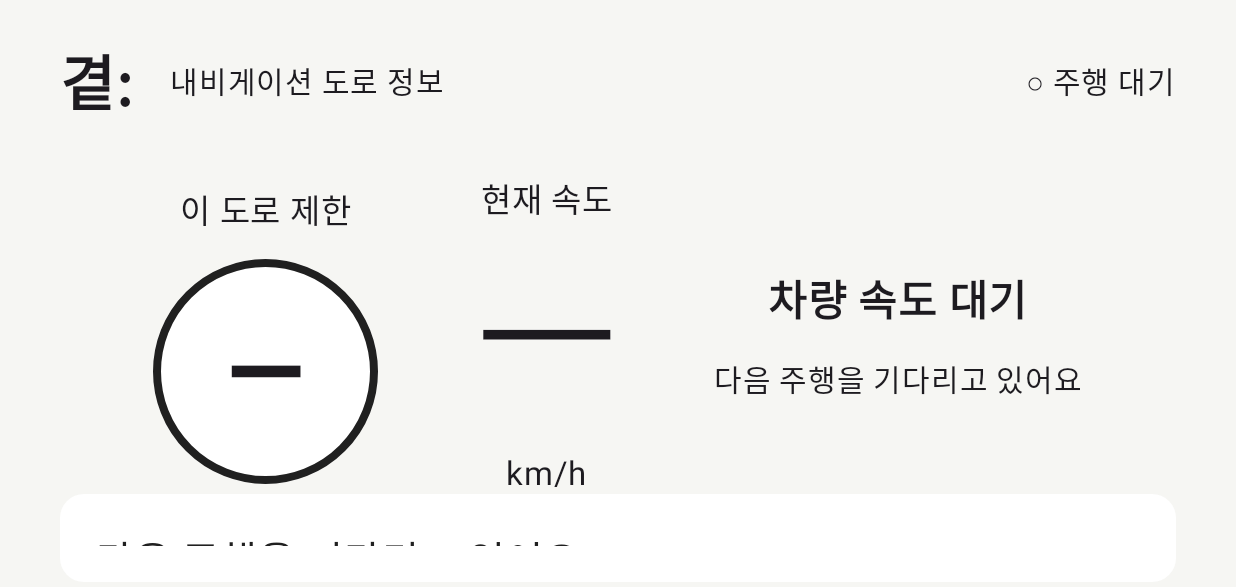
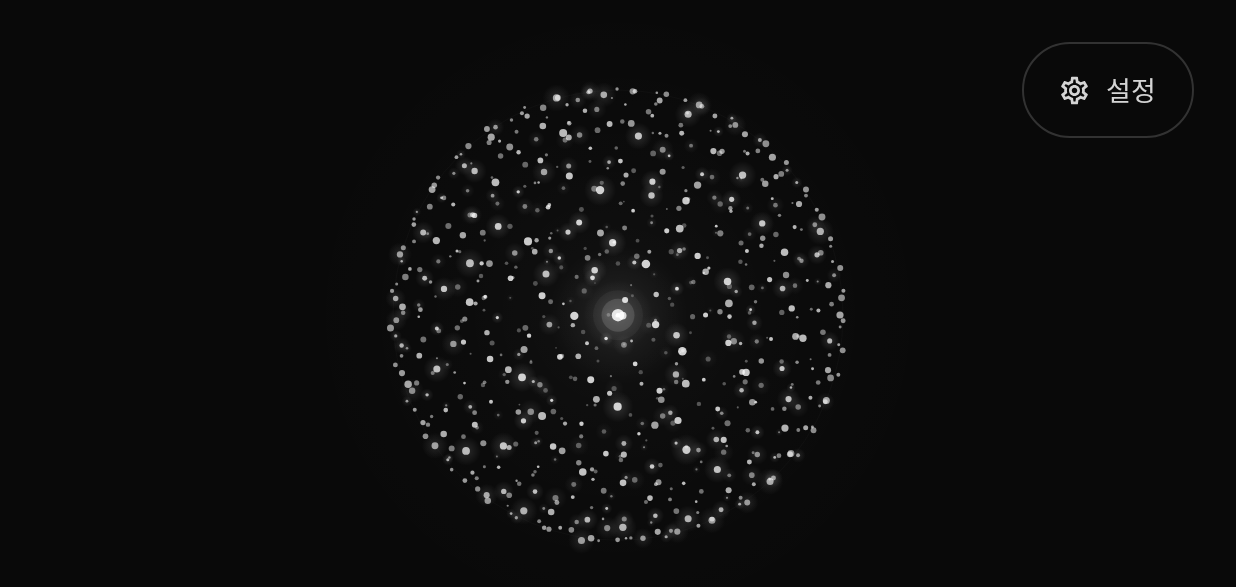
Before and after one commit to Hyundaiam/undefined, an Android app built with Jetpack Compose: the screen it shows after launch (DriveActivity), on a phone screen of 824 x 412 dp (held sideways). Shown: the top 587 px of the screen. Run offline under Robolectric (Android 15) with nearby library versions, the phone set to English and light mode, and no system bars; our stand-ins replace Room's generated code.

Commit message:
Replace driving dashboard with speech-reactive monochrome companion

```diff
--- a/app/build.gradle.kts
+++ b/app/build.gradle.kts
@@ -10,8 +10,8 @@ android {
         applicationId = "io.hyundaiam.gyeot"
         minSdk = 28
         targetSdk = 34
-        versionCode = 5
-        versionName = "0.4.0"
+        versionCode = 6
+        versionName = "0.5.0"
         testInstrumentationRunner = "androidx.test.runner.AndroidJUnitRunner"
     }
     buildTypes {
--- a/app/src/main/AndroidManifest.xml
+++ b/app/src/main/AndroidManifest.xml
@@ -16,6 +16,9 @@
     <application android:name=".GyeotApplication" android:label="곁" android:icon="@drawable/ic_gyeot" android:allowBackup="false" android:supportsRtl="true" android:theme="@style/Theme.Gyeot" android:usesCleartextTraffic="false">
         <uses-library android:name="android.car" android:required="false" />
         <activity android:name=".MainActivity" android:exported="true" android:screenOrientation="sensorLandscape">
+            <meta-data android:name="distractionOptimized" android:value="false" />
+        </activity>
+        <activity android:name=".VoiceSettingsActivity" android:exported="false" android:screenOrientation="sensorLandscape">
             <meta-data android:name="distractionOptimized" android:value="false" />
         </activity>
         <activity android:name=".DriveActivity" android:exported="true" android:screenOrientation="sensorLandscape" android:launchMode="singleTask">
--- a/app/src/main/java/io/hyundaiam/gyeot/DriveActivity.kt
+++ b/app/src/main/java/io/hyundaiam/gyeot/DriveActivity.kt
@@ -1,124 +1,125 @@
 package io.hyundaiam.gyeot
 
+import android.Manifest
 import android.content.Intent
 import android.content.pm.PackageManager
 import android.os.Bundle
+import android.os.Build
 import androidx.activity.ComponentActivity
+import androidx.activity.addCallback
 import androidx.activity.compose.setContent
-import androidx.activity.addCallback
+import androidx.activity.result.contract.ActivityResultContracts
 import androidx.compose.foundation.BorderStroke
 import androidx.compose.foundation.layout.*
 import androidx.compose.foundation.shape.RoundedCornerShape
+import androidx.compose.material.icons.Icons
+import androidx.compose.material.icons.outlined.Settings
 import androidx.compose.material3.*
 import androidx.compose.runtime.*
 import androidx.compose.ui.Alignment
 import androidx.compose.ui.Modifier
 import androidx.compose.ui.graphics.Color
-import androidx.compose.ui.text.font.FontWeight
+import androidx.compose.ui.semantics.semantics
+import androidx.compose.ui.semantics.stateDescription
 import androidx.compose.ui.unit.dp
 import androidx.compose.ui.unit.sp
 import androidx.core.content.ContextCompat
 import androidx.lifecycle.compose.collectAsStateWithLifecycle
 import androidx.lifecycle.lifecycleScope
-import io.hyundaiam.gyeot.core.*
+import io.hyundaiam.gyeot.core.SignalSource
 import kotlinx.coroutines.flow.first
 import kotlinx.coroutines.launch
-import kotlin.math.roundToInt
 
-/** Glanceable Pleos driving view. Profile, files and configuration stay in MainActivity. */
+/** The companion stays on screen while all driving interaction happens in the simulator. */
 class DriveActivity : ComponentActivity() {
     private val app get() = application as GyeotApplication
+    private val permissions = registerForActivityResult(ActivityResultContracts.RequestMultiplePermissions()) {
+        lifecycleScope.launch {
+            val prefs = app.settings.flow.first()
+            if (prefs.source in setOf(SignalSource.PLEOS, SignalSource.EMULATOR) && !speedPermission()) {
+                app.monitor.value = MonitorUi(status = "속도 권한을 허용하면 차량을 살펴볼 수 있어요")
+            } else startCurrentTrip(requestPermissions = false)
+        }
+    }
     override fun onCreate(savedInstanceState: Bundle?) {
         super.onCreate(savedInstanceState)
+        window.statusBarColor = android.graphics.Color.BLACK
+        window.navigationBarColor = android.graphics.Color.BLACK
         onBackPressedDispatcher.addCallback(this) {
             if (!app.ux.state.value.known || app.ux.state.value.restricted) moveTaskToBack(true) else finish()
         }
-        handleTestIntent(intent)
-        setContent { DrivingView(this, app) }
+        prepareCompanion(intent)
+        setContent { CompanionView(this, app) }
     }
-    override fun onNewIntent(intent: Intent) { super.onNewIntent(intent); setIntent(intent); handleTestIntent(intent) }
-    private fun handleTestIntent(intent: Intent) {
-        val web = intent.getBooleanExtra("webSimulator", false)
-        if ((!intent.getBooleanExtra("speedTest", false) && !web) || !TestEnvironment.available) return
+    override fun onNewIntent(intent: Intent) { super.onNewIntent(intent); setIntent(intent); prepareCompanion(intent) }
+
+    private fun prepareCompanion(intent: Intent) {
         lifecycleScope.launch {
             app.ready.await()
             if (app.monitor.value.running) return@launch
-            if(web) { app.settings.web(true); app.settings.praise(true) } else app.settings.testRoad(60)
-            app.settings.voice(true)
+            if (TestEnvironment.available) {
+                when {
+                    intent.getBooleanExtra("webSimulator", false) -> { app.settings.web(true); app.settings.praise(true); app.settings.voice(true) }
+                    intent.getBooleanExtra("speedTest", false) -> { app.settings.testRoad(60); app.settings.voice(true) }
+                }
+            }
             startCurrentTrip()
         }
     }
-    fun startCurrentTrip() {
+
+    private fun speedPermission() = ContextCompat.checkSelfPermission(this, "android.car.permission.CAR_SPEED") == PackageManager.PERMISSION_GRANTED
+
+    fun startCurrentTrip(requestPermissions: Boolean = true) {
         lifecycleScope.launch {
             app.ready.await()
+            if (app.monitor.value.running) return@launch
             val prefs = app.settings.flow.first()
-            if (prefs.source in setOf(SignalSource.PLEOS, SignalSource.EMULATOR) && ContextCompat.checkSelfPermission(this@DriveActivity, "android.car.permission.CAR_SPEED") != PackageManager.PERMISSION_GRANTED) {
-                app.monitor.value = MonitorUi(status = "정차 후 설정에서 속도 권한을 허용해 주세요")
-                return@launch
+            val required = buildList {
+                if (prefs.source in setOf(SignalSource.PLEOS, SignalSource.EMULATOR) && !speedPermission()) add("android.car.permission.CAR_SPEED")
+                if (Build.VERSION.SDK_INT >= 33 && ContextCompat.checkSelfPermission(this@DriveActivity, Manifest.permission.POST_NOTIFICATIONS) != PackageManager.PERMISSION_GRANTED) add(Manifest.permission.POST_NOTIFICATIONS)
             }
-            ContextCompat.startForegroundService(this@DriveActivity, Intent(this@DriveActivity, DrivingService::class.java).setAction(DrivingService.START).putExtra("driver", prefs.driverId).putExtra("demo", prefs.demo).putExtra("testLimit", prefs.testRoadLimit).putExtra("webSimulator", prefs.web))
+            if (requestPermissions && required.isNotEmpty()) { permissions.launch(required.toTypedArray()); return@launch }
+            ContextCompat.startForegroundService(this@DriveActivity, Intent(this@DriveActivity, DrivingService::class.java).setAction(DrivingService.START)
+                .putExtra("driver", prefs.driverId).putExtra("demo", prefs.demo).putExtra("testLimit", prefs.testRoadLimit).putExtra("webSimulator", prefs.web))
         }
     }
 }
 
 @Composable
-private fun DrivingView(activity: DriveActivity, app: GyeotApplication) {
-    val monitor by app.monitor.collectAsStateWithLifecycle()
+private fun CompanionView(activity: DriveActivity, app: GyeotApplication) {
+    val voice by app.voicePlayer.state.collectAsStateWithLifecycle()
+    val amplitude by app.voicePlayer.amplitude.collectAsStateWithLifecycle()
     val prefs by app.settings.flow.collectAsStateWithLifecycle(Preferences())
     val ux by app.ux.state.collectAsStateWithLifecycle()
-    val voice by app.voicePlayer.state.collectAsStateWithLifecycle()
-    val voiceMessage by app.voicePlayer.message.collectAsStateWithLifecycle()
-    val scope = rememberCoroutineScope()
-    val speed = SpeedAssessment.from(monitor.frame.takeIf { monitor.running }, System.currentTimeMillis())
-    val over = speed.state == SpeedState.OVER_LIMIT
-    fun concise(text: String) = text.take(if (ux.restricted) ux.maxText.coerceAtMost(60) else 100)
-    val paper = Color(0xFFF6F6F3)
-    val ink = Color(0xFF202020)
-    MaterialTheme(colorScheme = lightColorScheme(primary = ink, onPrimary = Color.White, background = paper)) {
-        Surface(Modifier.fillMaxSize(), color = paper) {
-            Column(Modifier.fillMaxSize().padding(horizontal = 40.dp, vertical = 24.dp), verticalArrangement = Arrangement.spacedBy(16.dp)) {
-                Row(Modifier.fillMaxWidth(), verticalAlignment = Alignment.CenterVertically) {
-                    Text("곁:", fontSize = 40.sp, fontWeight = FontWeight.Bold)
-                    Spacer(Modifier.width(24.dp))
-                    Text(concise(if(monitor.source == SignalSource.WEB_SIM || prefs.source == SignalSource.WEB_SIM) "웹 가상주행 · 차량 조건을 확인하고 있어요" else if (monitor.source == SignalSource.EMULATOR || prefs.source == SignalSource.EMULATOR) "에뮬레이터 시험도로 · 제한 ${prefs.testRoadLimit}" else if (prefs.demo) "상황 시연" else "내비게이션 도로 정보"), fontSize = 20.sp)
-                    Spacer(Modifier.weight(1f))
-                    Text(if (monitor.running) "● 코칭 중" else "○ 주행 대기", fontSize = 20.sp)
-                }
-                Spacer(Modifier.weight(.25f))
-                Row(Modifier.fillMaxWidth(), horizontalArrangement = Arrangement.SpaceEvenly, verticalAlignment = Alignment.CenterVertically) {
-                    Column(horizontalAlignment = Alignment.CenterHorizontally) {
-                        Text("이 도로 제한", fontSize = 22.sp)
-                        Surface(Modifier.padding(top = 16.dp).size(150.dp), shape = RoundedCornerShape(75.dp), border = BorderStroke(5.dp, ink), color = Color.White) {
-                            Box(contentAlignment = Alignment.Center) { Text(speed.limit?.roundToInt()?.toString() ?: "—", fontSize = 68.sp, fontWeight = FontWeight.Bold) }
-                        }
-                    }
-                    Column(horizontalAlignment = Alignment.CenterHorizontally) {
-                        Text("현재 속도", fontSize = 22.sp)
-                        Text(speed.speed?.roundToInt()?.toString() ?: "—", fontSize = 130.sp, fontWeight = FontWeight.Light)
-                        Text("km/h", fontSize = 22.sp)
-                    }
-                    Column(horizontalAlignment = Alignment.CenterHorizontally) {
-                        Text(when(speed.state) { SpeedState.OVER_LIMIT -> "속도를 낮춰주세요"; SpeedState.WITHIN_LIMIT -> "제한 속도 이내"; SpeedState.WAITING_LIMIT -> "도로 정보 대기"; SpeedState.WAITING_SPEED -> "차량 속도 대기" }, fontSize = 28.sp, fontWeight = FontWeight.SemiBold)
-                        if (over) Text("+${speed.excess?.roundToInt()} km/h", fontSize = 50.sp, modifier = Modifier.padding(top = 18.dp))
-                        else Text(concise(if (speed.state == SpeedState.WAITING_LIMIT) "제한 속도를 받아야 과속 안내가 시작돼요" else monitor.frame?.gear?.removePrefix("GEAR_") ?: monitor.status), fontSize = 20.sp, modifier = Modifier.padding(top = 18.dp))
-                    }
-                }
-                Spacer(Modifier.weight(.25f))
-                Surface(color = if (over) ink else Color.White, shape = RoundedCornerShape(16.dp), modifier = Modifier.fillMaxWidth()) {
-                    Column(Modifier.padding(24.dp)) {
-                        Text(concise(if (over) "제한 ${speed.limit?.roundToInt()} · 현재 ${speed.speed?.roundToInt()}. 속도를 낮춰주세요." else monitor.feedback.ifEmpty { monitor.status }), fontSize = 27.sp, color = if (over) Color.White else ink, maxLines = 2)
-                        Text(concise(when(voice.phase) { VoicePhase.PLAYING -> "● 음성 안내 중"; VoicePhase.PREPARING -> "음성 준비 중"; VoicePhase.COMPLETED -> "음성 안내 완료"; VoicePhase.MUTED -> "음성 꺼짐"; else -> voiceMessage.ifEmpty { if (prefs.voice) "음성 켜짐 · 상황을 확인하고 있어요" else "음성 꺼짐" } }), fontSize = 19.sp, color = if (over) Color.LightGray else Color.DarkGray, modifier = Modifier.padding(top = 10.dp), maxLines = 2)
-                    }
-                }
-                Row(Modifier.fillMaxWidth(), horizontalArrangement = Arrangement.spacedBy(20.dp), verticalAlignment = Alignment.CenterVertically) {
-                    Button(onClick = { scope.launch { app.settings.voice(!prefs.voice); if (prefs.voice) app.voicePlayer.stop() } }, modifier = Modifier.height(64.dp)) { Text(if (prefs.voice) "음성 끄기" else "음성 켜기", fontSize = 20.sp) }
-                    if (monitor.running) OutlinedButton(onClick = { activity.startService(Intent(activity, DrivingService::class.java).setAction(DrivingService.STOP)) }, modifier = Modifier.height(64.dp)) { Text("주행 종료", fontSize = 20.sp) }
-                    else if (prefs.source != SignalSource.DEMO) Button(onClick = activity::startCurrentTrip, modifier = Modifier.height(64.dp)) { Text("함께 출발", fontSize = 20.sp) }
-                    Spacer(Modifier.weight(1f))
-                    if (ux.known && !ux.restricted) OutlinedButton(onClick = { activity.startActivity(Intent(activity, MainActivity::class.java)) }, modifier = Modifier.height(64.dp)) { Text("정차 중 설정", fontSize = 20.sp) }
-                    else Text("설정은 정차 후 사용", fontSize = 18.sp)
+    val speaking = prefs.voice && voice.phase == VoicePhase.PLAYING
+    CompanionTheme {
+        Surface(Modifier.fillMaxSize(), color = CompanionBlack) {
+            Box(Modifier.fillMaxSize()) {
+                ParticleOrb(if (speaking) amplitude else 0f, speaking, Modifier.fillMaxSize())
+                OutlinedButton(
+                    onClick = { activity.startActivity(Intent(activity, VoiceSettingsActivity::class.java)) },
+                    enabled = ux.known && !ux.restricted,
+                    shape = RoundedCornerShape(32.dp),
+                    border = BorderStroke(1.dp, Color.White.copy(alpha = .17f)),
+                    colors = ButtonDefaults.outlinedButtonColors(contentColor = Color(0xFFD4D4D4), disabledContentColor = Color(0xFF686868)),
+                    modifier = Modifier.align(Alignment.TopEnd).padding(28.dp).height(64.dp).semantics {
+                        stateDescription = if (ux.known && !ux.restricted) "음성 설정 열기" else "정차 중 설정 가능"
+                    },
+                    contentPadding = PaddingValues(horizontal = 24.dp)
+                ) {
+                    Icon(Icons.Outlined.Settings, contentDescription = null, modifier = Modifier.size(22.dp))
+                    Spacer(Modifier.width(10.dp)); Text("설정", fontSize = 18.sp)
                 }
             }
         }
     }
 }
+
+internal val CompanionBlack = Color(0xFF090909)
+
+@Composable
+internal fun CompanionTheme(content: @Composable () -> Unit) {
+    MaterialTheme(colorScheme = darkColorScheme(primary = Color.White, onPrimary = Color.Black, background = CompanionBlack,
+        surface = Color(0xFF121212), onSurface = Color(0xFFF1F1F1), onSurfaceVariant = Color(0xFF999999),
+        outline = Color(0xFF3C3C3C), secondaryContainer = Color(0xFF292929), onSecondaryContainer = Color.White), content = content)
+}
--- /dev/null
+++ b/app/src/main/java/io/hyundaiam/gyeot/ParticleOrb.kt
@@ -0,0 +1,71 @@
+package io.hyundaiam.gyeot
+
+import androidx.compose.foundation.Canvas
+import androidx.compose.animation.core.*
+import androidx.compose.runtime.*
+import androidx.compose.ui.Modifier
+import androidx.compose.ui.geometry.Offset
+import androidx.compose.ui.graphics.Brush
+import androidx.compose.ui.graphics.Color
+import androidx.compose.ui.graphics.drawscope.Stroke
+import androidx.compose.ui.semantics.contentDescription
+import androidx.compose.ui.semantics.semantics
+import androidx.compose.ui.semantics.stateDescription
+import kotlin.math.*
+
+private data class Dust(val x: Float, val y: Float, val z: Float, val seed: Float, val radius: Float)
+private data class ProjectedDust(val center: Offset, val depth: Float, val radius: Float)
+
+private fun sphereDust(): List<Dust> = List(680) { i ->
+    val theta = i * 2.3999632f
+    val count = if (i < 480) 480 else 200
+    val index = if (i < 480) i else i - 480
+    val y = 1f - 2f * (index + .5f) / count
+    val ring = sqrt(1f - y * y)
+    val radius = if (i < 480) 1f else .25f + .65f * ((i * 37 % 199) / 199f).pow(.4f)
+    Dust(cos(theta) * ring * radius, y * radius, sin(theta) * ring * radius, i * .753f, 1.0f + (i * 17 % 19) / 9f)
+}
+
+@Composable
+internal fun ParticleOrb(amplitude: Float, speaking: Boolean, modifier: Modifier = Modifier) {
+    val particles = remember { sphereDust() }
+    val motion = rememberInfiniteTransition(label = "orb drift")
+    val time = motion.animateFloat(0f, (2 * PI).toFloat(), infiniteRepeatable(tween(57_120, easing = LinearEasing), RepeatMode.Restart), label = "orb rotation")
+    val energy = animateFloatAsState(amplitude.coerceIn(0f, 1f), spring(dampingRatio = 1f, stiffness = 500f), label = "speech energy")
+    Canvas(modifier.semantics {
+        contentDescription = "곁 음성 구체"
+        stateDescription = if (speaking) "음성 안내 중" else "곁 준비됨"
+    }) {
+        val t = time.value
+        val e = energy.value
+        val center = Offset(size.width * .5f, size.height * .51f)
+        val base = min(size.width * .27f, size.height * .36f)
+        val radius = base * (1f + sin(t * 8f) * .012f + e * .16f)
+        drawCircle(Brush.radialGradient(listOf(Color.White.copy(alpha = .035f + e * .025f), Color.White.copy(alpha = .012f), Color.Transparent), center, radius * 1.42f), radius * 1.42f, center)
+        drawCircle(Color.White.copy(alpha = .035f + e * .035f), radius, center, style = Stroke(.7f))
+        val yaw = t
+        val tilt = .27f + sin(t) * .12f
+        val cy = cos(yaw); val sy = sin(yaw); val ct = cos(tilt); val st = sin(tilt)
+        val projected = particles.map { p ->
+            val x = p.x * cy + p.z * sy
+            val z = -p.x * sy + p.z * cy
+            val y = p.y * ct - z * st
+            val depth = p.y * st + z * ct
+            val ripple = 1f + e * .095f * sin(p.seed + t * 34f) + .008f * sin(t * 7f + p.seed)
+            val perspective = 1f + depth * .12f
+            ProjectedDust(center + Offset(x, y) * radius * ripple * perspective, depth,
+                p.radius * density * (.56f + (depth + 1f) * .20f) * (1f + e * .28f))
+        }.sortedBy { it.depth }
+        projected.forEachIndexed { i, p ->
+            val brightness = (.24f + (p.depth + 1f) * .29f + e * .14f).coerceIn(0f, 1f)
+            if (i % 3 == 0) drawCircle(Brush.radialGradient(listOf(Color.White.copy(alpha = brightness * .19f), Color.Transparent), p.center, p.radius * 3.8f), p.radius * 3.8f, p.center)
+            drawCircle(Color.White.copy(alpha = brightness), p.radius, p.center)
+        }
+        val core = base * (.045f + e * .023f)
+        drawCircle(Brush.radialGradient(listOf(Color.White.copy(alpha = .19f + e * .2f), Color.White.copy(alpha = .045f), Color.Transparent), center, core * 7f), core * 7f, center)
+        drawCircle(Color.White.copy(alpha = .045f + e * .045f), core * 2.5f, center)
+        drawCircle(Color.White.copy(alpha = .13f + e * .15f), core * 1.65f, center)
+        drawCircle(Color.White.copy(alpha = .85f), core * .62f, center)
+        drawCircle(Color.White, core * .23f, center)
+    }
+}
```
Also changed, not shown: app/src/main/java/io/hyundaiam/gyeot/ClipPlayer.kt (+22 -7 lines), app/src/main/java/io/hyundaiam/gyeot/SpeechAudioSink.kt (added, +41 -0 lines), app/src/main/java/io/hyundaiam/gyeot/SpeechEnvelope.kt (added, +46 -0 lines), app/src/main/java/io/hyundaiam/gyeot/VoiceSettingsActivity.kt (added, +106 -0 lines), 6 other files.
